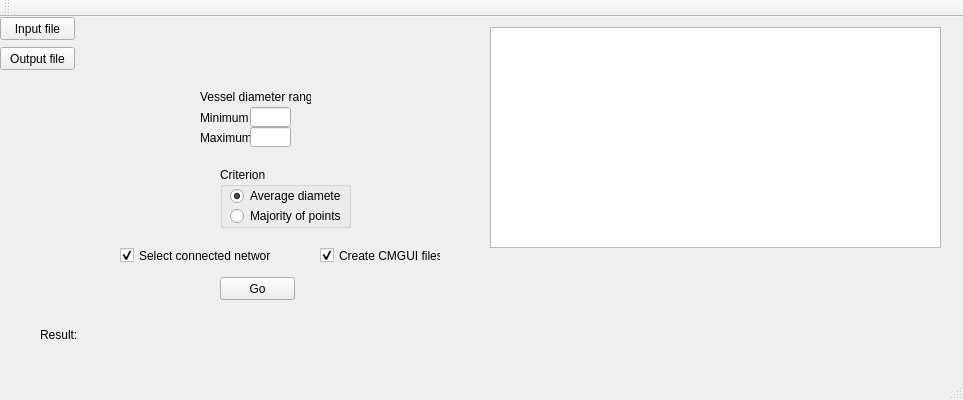
Qt form Qt/Selecter/mainwindow.ui (gibbogle/vessel-tools) before a commit.
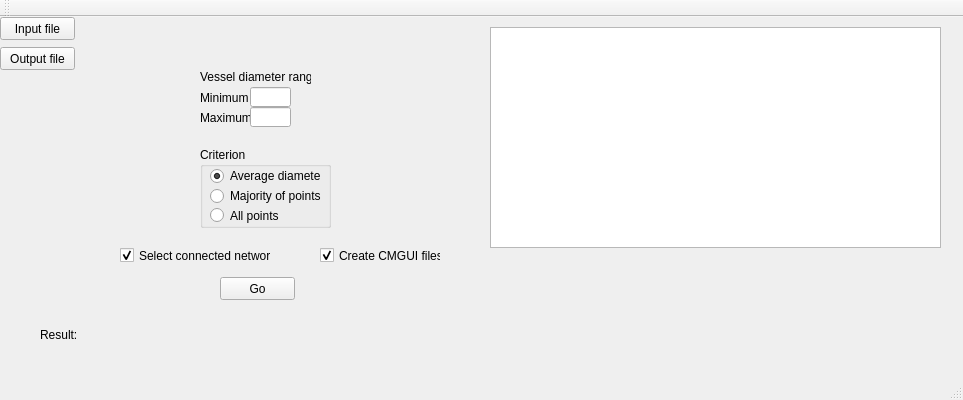
The same form after that commit.

What changed in the file:
```diff
--- a/Qt/Selecter/mainwindow.ui
+++ b/Qt/Selecter/mainwindow.ui
@@ -109,7 +109,7 @@
     <property name="geometry">
      <rect>
       <x>200</x>
-      <y>90</y>
+      <y>70</y>
       <width>51</width>
       <height>21</height>
      </rect>
@@ -122,7 +122,7 @@
     <property name="geometry">
      <rect>
       <x>250</x>
-      <y>90</y>
+      <y>70</y>
       <width>41</width>
       <height>20</height>
      </rect>
@@ -142,7 +142,7 @@
     <property name="geometry">
      <rect>
       <x>200</x>
-      <y>70</y>
+      <y>50</y>
       <width>111</width>
       <height>20</height>
      </rect>
@@ -155,7 +155,7 @@
     <property name="geometry">
      <rect>
       <x>200</x>
-      <y>110</y>
+      <y>90</y>
       <width>51</width>
       <height>21</height>
      </rect>
@@ -168,7 +168,7 @@
     <property name="geometry">
      <rect>
       <x>250</x>
-      <y>110</y>
+      <y>90</y>
       <width>41</width>
       <height>20</height>
      </rect>
@@ -193,10 +193,10 @@
    <widget class="QGroupBox" name="groupBox">
     <property name="geometry">
      <rect>
-      <x>220</x>
-      <y>150</y>
+      <x>200</x>
+      <y>130</y>
       <width>131</width>
-      <height>61</height>
+      <height>81</height>
      </rect>
     </property>
     <property name="title">
@@ -237,6 +237,19 @@
       <string>buttonGroup_criterion</string>
      </attribute>
     </widget>
+    <widget class="QRadioButton" name="radioButton_all">
+     <property name="geometry">
+      <rect>
+       <x>10</x>
+       <y>60</y>
+       <width>82</width>
+       <height>17</height>
+      </rect>
+     </property>
+     <property name="text">
+      <string>All points</string>
+     </property>
+    </widget>
    </widget>
    <widget class="QCheckBox" name="checkBoxConnect">
     <property name="geometry">
```
